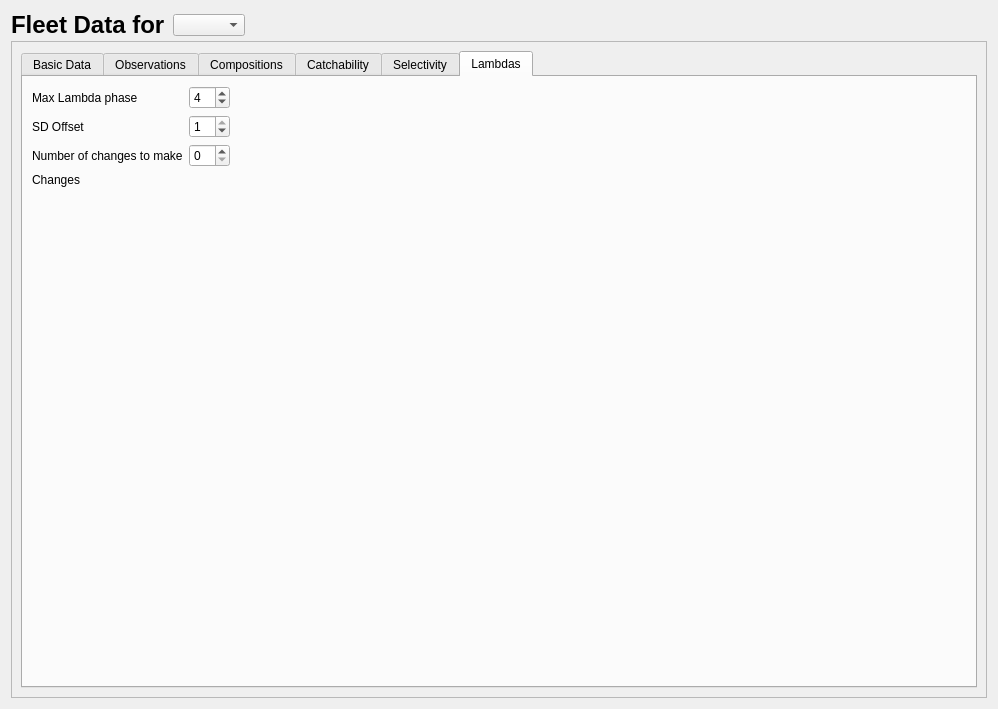
Qt form src/fleet_widget.ui (nmfs-ost/ss3-ssi) before a commit.
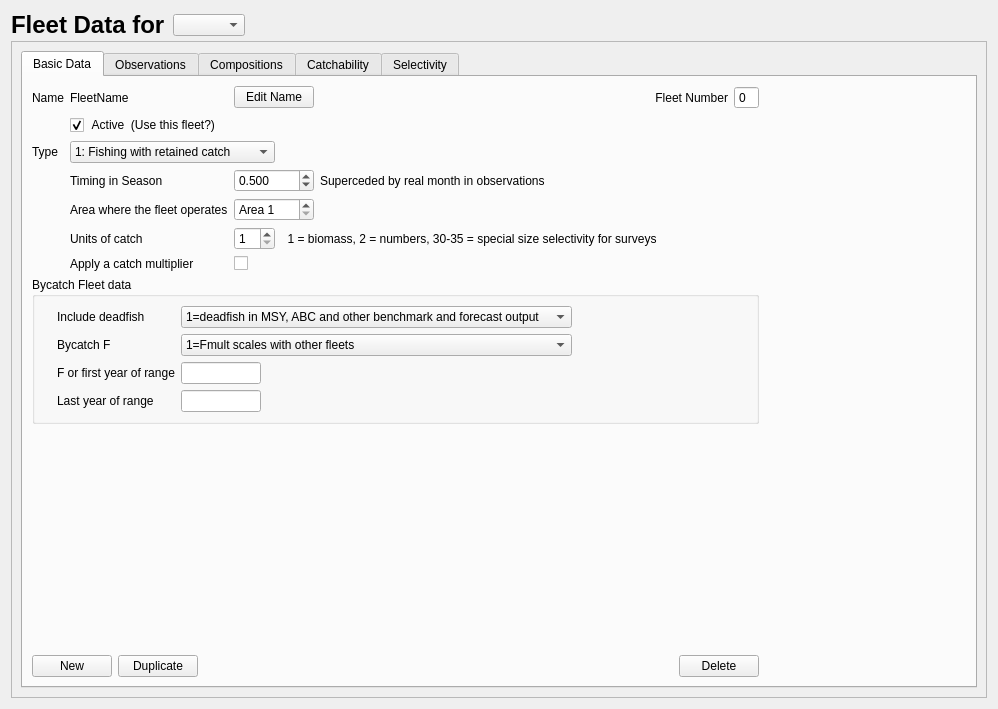
The same form after that commit. The open tabs and pages were chosen to show the change. Icons and pictures are not drawn.

Commit message: ver 3.30.15.05 1. Implemented tags. 2. Moved Lambdas to Configuration and added others besides fleet. 3. Corrected reading age data when no age data. 4. Corrected reading forecast annual control rule buffer. 5. Forecast loop control #3 is implemented as forecast recruitment that    requires a value 0-3, which may be needed for some older models.

```diff
--- a/src/fleet_widget.ui
+++ b/src/fleet_widget.ui
@@ -2690,116 +2690,6 @@
           </item>
          </layout>
         </widget>
-        <widget class="QWidget" name="tab_lambdas">
-         <attribute name="title">
-          <string>Lambdas</string>
-         </attribute>
-         <layout class="QGridLayout" name="gridLayout_4">
-          <item row="0" column="4">
-           <spacer name="horizontalSpacer_lambdas3">
-            <property name="orientation">
-             <enum>Qt::Horizontal</enum>
-            </property>
-            <property name="sizeHint" stdset="0">
-             <size>
-              <width>40</width>
-              <height>20</height>
-             </size>
-            </property>
-           </spacer>
-          </item>
-          <item row="4" column="0">
-           <spacer name="verticalSpacer_lambdas1">
-            <property name="orientation">
-             <enum>Qt::Vertical</enum>
-            </property>
-            <property name="sizeHint" stdset="0">
-             <size>
-              <width>20</width>
-              <height>40</height>
-             </size>
-            </property>
-           </spacer>
-          </item>
-          <item row="0" column="1">
-           <widget class="QSpinBox" name="spinBox_lambda_max_phase">
-            <property name="value">
-             <number>4</number>
-            </property>
-           </widget>
-          </item>
-          <item row="1" column="1">
-           <widget class="QSpinBox" name="spinBox_lambda_sd_offset">
-            <property name="maximum">
-             <number>1</number>
-            </property>
-            <property name="value">
-             <number>1</number>
-            </property>
-           </widget>
-          </item>
-          <item row="1" column="0">
-           <widget class="QLabel" name="label_lambda_sd_offset">
-            <property name="text">
-             <string>SD Offset</string>
-            </property>
-           </widget>
-          </item>
-          <item row="2" column="0">
-           <widget class="QLabel" name="label_lambda_num_changes">
-            <property name="text">
-             <string>Number of changes to make</string>
-            </property>
-           </widget>
-          </item>
-          <item row="2" column="1">
-           <widget class="QSpinBox" name="spinBox_lambda_num_changes"/>
-          </item>
-          <item row="0" column="0">
-           <widget class="QLabel" name="label_lambda_max_phase">
-            <property name="text">
-             <string>Max Lambda phase</string>
-            </property>
-           </widget>
-          </item>
-          <item row="3" column="0">
-           <widget class="QLabel" name="label_lambda_changes">
-            <property name="text">
-             <string>Changes</string>
-            </property>
-           </widget>
-          </item>
-          <item row="0" column="2">
-           <spacer name="horizontalSpacer_lambdas1">
-            <property name="orientation">
-             <enum>Qt::Horizontal</enum>
-            </property>
-            <property name="sizeHint" stdset="0">
-             <size>
-              <width>40</width>
-              <height>20</height>
-             </size>
-            </property>
-           </spacer>
-          </item>
-          <item row="0" column="3">
-           <spacer name="horizontalSpacer_lambdas2">
-            <property name="orientation">
-             <enum>Qt::Horizontal</enum>
-            </property>
-            <property name="sizeHint" stdset="0">
-             <size>
-              <width>40</width>
-              <height>20</height>
-             </size>
-            </property>
-           </spacer>
-          </item>
-          <item row="3" column="1" colspan="3">
-           <layout class="QVBoxLayout" name="verticalLayout_lambda_changes"/>
-          </item>
-         </layout>
-        </widget>
        </widget>
       </item>
      </layout>
```
Left out of the diff: 24 changed lines with no effect on the pictures. The commit also changes 37 other files.
